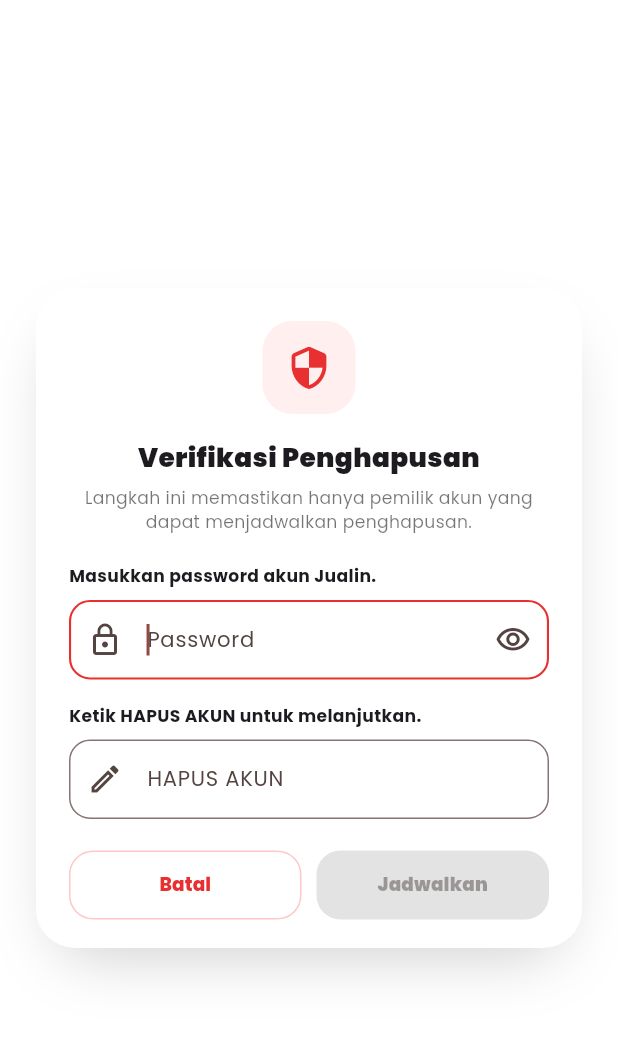
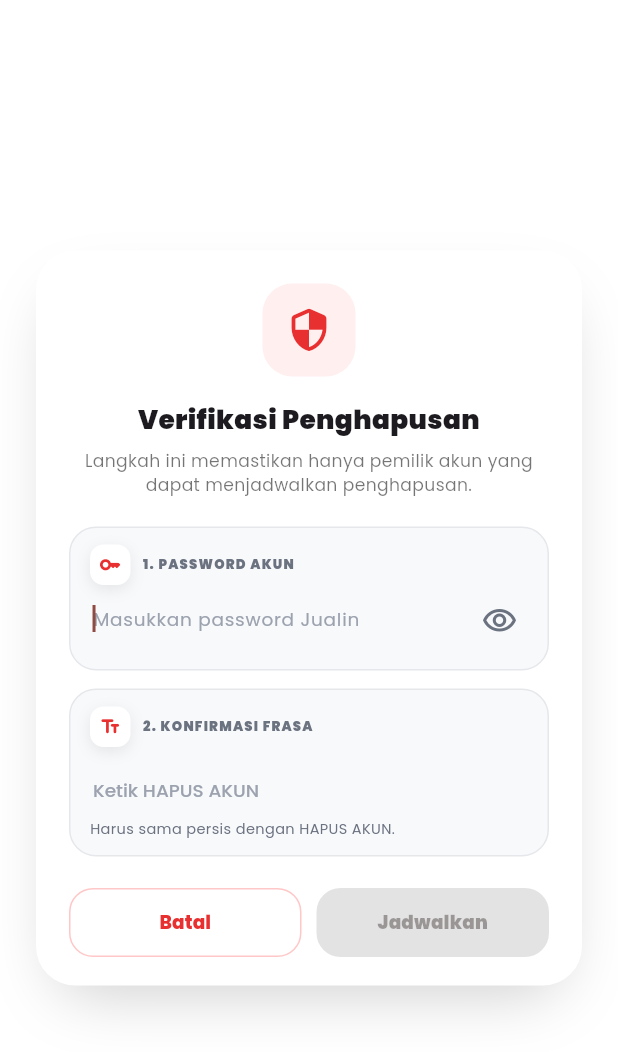
Before and after one commit to rkhplace/JUALIN-ABP, a Flutter app: the _DeletionVerificationDialog widget shown alone on an empty page, opened directly, on a phone screen of 412 x 824 dp. Shown: the top 1052 px of the screen. Run offline on Flutter 3.47's test engine with Material 3 defaults, Android fonts, the phone set to English and light mode, and no system bars; our stand-ins replace firebase_core, firebase_messaging, flutter_local_notifications, flutter_native_splash, google_fonts, image_picker and 3 more; missing offline and left inert: mobile_scanner; accounts and stored records are empty; network calls fail.

Commit message:
feat(account): enforce deletion grace period recovery
Hide seller listings from the public marketplace while account deletion is scheduled, restore them automatically after a successful login, and polish lockout and deletion verification surfaces across web and mobile.

```diff
--- a/mobile_app/lib/screens/profile_screen.dart
+++ b/mobile_app/lib/screens/profile_screen.dart
@@ -17,6 +17,32 @@ class ProfileScreen extends StatefulWidget {
   State<ProfileScreen> createState() => _ProfileScreenState();
 }
 
+class _DeletionStepIcon extends StatelessWidget {
+  const _DeletionStepIcon({required this.icon});
+
+  final IconData icon;
+
+  @override
+  Widget build(BuildContext context) {
+    return Container(
+      width: 27,
+      height: 27,
+      decoration: BoxDecoration(
+        color: Colors.white,
+        borderRadius: BorderRadius.circular(9),
+        boxShadow: [
+          BoxShadow(
+            color: Colors.black.withValues(alpha: 0.08),
+            blurRadius: 8,
+            offset: const Offset(0, 3),
+          ),
+        ],
+      ),
+      child: Icon(icon, color: const Color(0xFFE83030), size: 15),
+    );
+  }
+}
+
 class _DeletionVerificationDialog extends StatefulWidget {
   const _DeletionVerificationDialog();
 
@@ -52,6 +78,8 @@ class _DeletionVerificationDialogState
 
   @override
   Widget build(BuildContext context) {
+    final phraseMatches = _phraseController.text == 'HAPUS AKUN';
+
     return BackdropFilter(
       filter: ImageFilter.blur(sigmaX: 5, sigmaY: 5),
       child: Dialog(
@@ -105,56 +133,155 @@ class _DeletionVerificationDialogState
                       color: Colors.black54, fontSize: 13, height: 1.4),
                 ),
                 const SizedBox(height: 20),
-                const Text(
-                  'Masukkan password akun Jualin.',
-                  style: TextStyle(fontSize: 13, fontWeight: FontWeight.w700),
-                ),
-                const SizedBox(height: 8),
+                Container(
+                  padding: const EdgeInsets.fromLTRB(13, 11, 8, 8),
+                  decoration: BoxDecoration(
+                    color: const Color(0xFFF8F9FB),
+                    borderRadius: BorderRadius.circular(18),
+                    border: Border.all(color: const Color(0xFFE5E7EB)),
+                  ),
+                  child: Column(
+                    crossAxisAlignment: CrossAxisAlignment.start,
+                    children: [
+                      const Row(
+                        children: [
+                          _DeletionStepIcon(icon: Icons.key_rounded),
+                          SizedBox(width: 8),
+                          Text(
+                            '1. PASSWORD AKUN',
+                            style: TextStyle(
+                              color: Color(0xFF6B7280),
+                              fontSize: 10,
+                              fontWeight: FontWeight.w900,
+                              letterSpacing: 0.8,
+                            ),
+                          ),
+                        ],
+                      ),
                       TextField(
                         controller: _passwordController,
                         obscureText: _obscurePassword,
                         autofocus: true,
                         onChanged: (_) => setState(() {}),
+                        style: const TextStyle(
+                          fontSize: 14,
+                          fontWeight: FontWeight.w700,
+                        ),
                         decoration: InputDecoration(
-                    hintText: 'Password',
-                    prefixIcon: const Icon(Icons.lock_outline),
+                          hintText: 'Masukkan password Jualin',
+                          hintStyle: const TextStyle(
+                            color: Color(0xFF9CA3AF),
+                            fontWeight: FontWeight.w400,
+                          ),
+                          border: InputBorder.none,
+                          contentPadding:
+                              const EdgeInsets.only(left: 2, top: 13),
                           suffixIcon: IconButton(
-                      onPressed: () =>
-                          setState(() => _obscurePassword = !_obscurePassword),
-                      icon: Icon(_obscurePassword
+                            onPressed: () => setState(
+                              () => _obscurePassword = !_obscurePassword,
+                            ),
+                            icon: Icon(
+                              _obscurePassword
                                   ? Icons.visibility_outlined
-                          : Icons.visibility_off_outlined),
-                    ),
-                    border: OutlineInputBorder(
-                        borderRadius: BorderRadius.circular(14)),
-                    focusedBorder: OutlineInputBorder(
-                      borderRadius: BorderRadius.circular(14),
-                      borderSide: const BorderSide(
-                          color: Color(0xFFE83030), width: 1.4),
-                    ),
-                  ),
-                ),
-                const SizedBox(height: 16),
-                const Text(
-                  'Ketik HAPUS AKUN untuk melanjutkan.',
-                  style: TextStyle(fontSize: 13, fontWeight: FontWeight.w700),
-                ),
-                const SizedBox(height: 8),
+                                  : Icons.visibility_off_outlined,
+                              color: const Color(0xFF6B7280),
+                            ),
+                          ),
+                        ),
+                      ),
+                    ],
+                  ),
+                ),
+                const SizedBox(height: 12),
+                AnimatedContainer(
+                  duration: const Duration(milliseconds: 180),
+                  padding: const EdgeInsets.fromLTRB(13, 11, 13, 10),
+                  decoration: BoxDecoration(
+                    color: phraseMatches
+                        ? const Color(0xFFECFDF3)
+                        : const Color(0xFFF8F9FB),
+                    borderRadius: BorderRadius.circular(18),
+                    border: Border.all(
+                      color: phraseMatches
+                          ? const Color(0xFFA7F3D0)
+                          : const Color(0xFFE5E7EB),
+                    ),
+                  ),
+                  child: Column(
+                    crossAxisAlignment: CrossAxisAlignment.start,
+                    children: [
+                      Row(
+                        children: [
+                          const _DeletionStepIcon(
+                              icon: Icons.text_fields_rounded),
+                          const SizedBox(width: 8),
+                          const Expanded(
+                            child: Text(
+                              '2. KONFIRMASI FRASA',
+                              style: TextStyle(
+                                color: Color(0xFF6B7280),
+                                fontSize: 10,
+                                fontWeight: FontWeight.w900,
+                                letterSpacing: 0.8,
+                              ),
+                            ),
+                          ),
+                          if (phraseMatches)
+                            const Row(
+                              children: [
+                                Icon(Icons.check_circle_rounded,
+                                    color: Color(0xFF047857), size: 16),
+                                SizedBox(width: 4),
+                                Text('Cocok',
+                                    style: TextStyle(
+                                        color: Color(0xFF047857),
+                                        fontSize: 11,
+                                        fontWeight: FontWeight.w800)),
+                              ],
+                            ),
+                        ],
+                      ),
                       TextField(
                         controller: _phraseController,
-                  onChanged: (_) => setState(() {}),
+                        onChanged: (value) {
+                          final upperCase = value.toUpperCase();
+                          if (upperCase != value) {
+                            _phraseController.value =
+                                _phraseController.value.copyWith(
+                              text: upperCase,
+                              selection: TextSelection.collapsed(
+                                  offset: upperCase.length),
+                            );
+                          }
+                          setState(() {});
+                        },
                         onSubmitted: (_) => _submit(),
                         textCapitalization: TextCapitalization.characters,
-                  decoration: InputDecoration(
-                    hintText: 'HAPUS AKUN',
-                    prefixIcon: const Icon(Icons.edit_outlined),
-                    border: OutlineInputBorder(
-                        borderRadius: BorderRadius.circular(14)),
-                    focusedBorder: OutlineInputBorder(
-                      borderRadius: BorderRadius.circular(14),
-                      borderSide: const BorderSide(
-                          color: Color(0xFFE83030), width: 1.4),
-                    ),
+                        style: const TextStyle(
+                          fontSize: 14,
+                          fontWeight: FontWeight.w900,
+                          letterSpacing: 1.2,
+                        ),
+                        decoration: const InputDecoration(
+                          hintText: 'Ketik HAPUS AKUN',
+                          hintStyle: TextStyle(
+                            color: Color(0xFF9CA3AF),
+                            fontWeight: FontWeight.w500,
+                            letterSpacing: 0,
+                          ),
+                          border: InputBorder.none,
+                          contentPadding:
+                              EdgeInsets.only(left: 2, top: 13, bottom: 5),
+                        ),
+                      ),
+                      const Text(
+                        'Harus sama persis dengan HAPUS AKUN.',
+                        style: TextStyle(
+                          color: Color(0xFF6B7280),
+                          fontSize: 11,
+                        ),
+                      ),
+                    ],
                   ),
                 ),
                 const SizedBox(height: 20),
```
Also changed, not shown: mobile_app/lib/screens/forgot_password_screen.dart (+22 -0 lines), 7 other files. Lines whose indentation alone changed are shown as unchanged.
